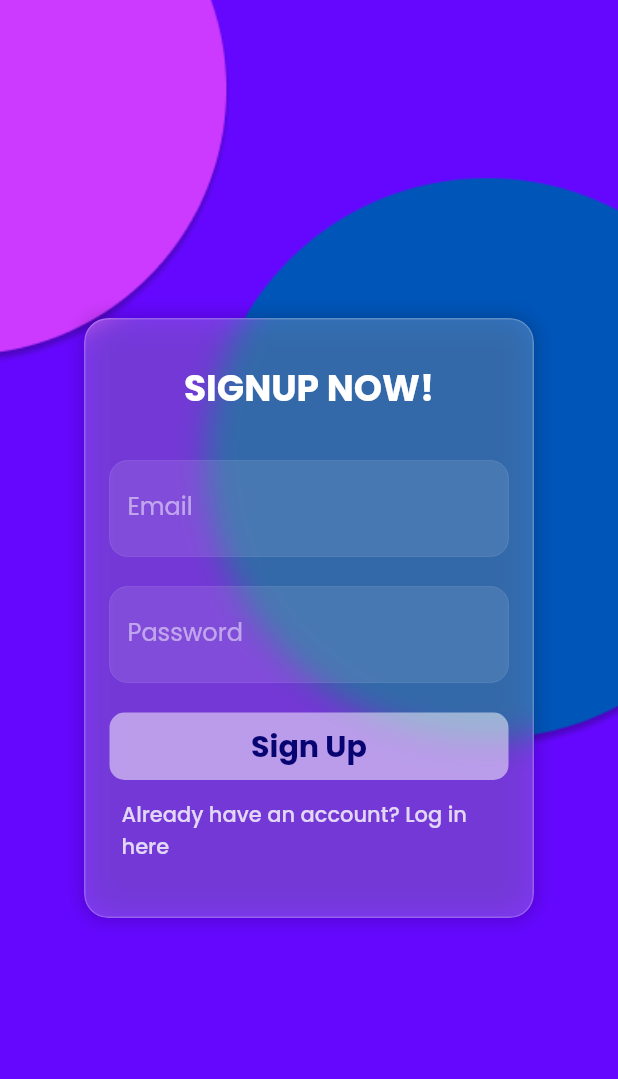
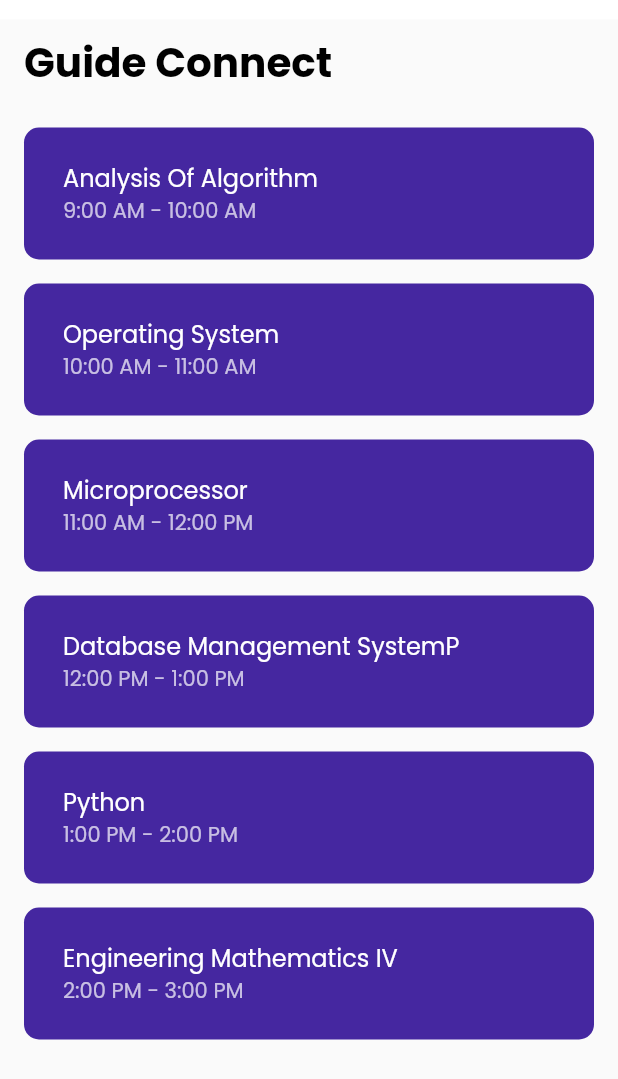
Before and after one commit to OneDvishal/Guide_connect, a Flutter app: the screen it shows after launch, on a phone screen of 412 x 824 dp. Shown: the top 1079 px of the screen. Run offline on Flutter 3.47's test engine with Material 2 defaults, Android fonts, the phone set to English and light mode, and no system bars; our stand-ins replace cloud_firestore, firebase_auth, firebase_core, google_fonts; accounts and stored records are empty.

Commit message:
- Added timetable

```diff
--- /dev/null
+++ b/lib/component/timetable.dart
@@ -0,0 +1,77 @@
+import 'package:flutter/material.dart';
+import 'package:google_fonts/google_fonts.dart';
+
+class TimeTableScreen extends StatelessWidget {
+  final List<String> times = [
+    '9:00 AM - 10:00 AM',
+    '10:00 AM - 11:00 AM',
+    '11:00 AM - 12:00 PM',
+    '12:00 PM - 1:00 PM',
+    '1:00 PM - 2:00 PM',
+    '2:00 PM - 3:00 PM',
+  ];
+
+  final List<String> subjects = [
+    'Analysis Of Algorithm',
+    'Operating System',
+    'Microprocessor',
+    'Database Management SystemP',
+    'Python',
+    'Engineering Mathematics IV',
+  ];
+
+  @override
+  Widget build(BuildContext context) {
+    return Padding(
+      padding: const EdgeInsets.only(top:13.0),
+      child: Scaffold(
+          appBar: AppBar(
+            backgroundColor: Colors.transparent,
+            elevation: 0,
+            title: Text(
+              "Guide Connect",
+              style: GoogleFonts.poppins(
+                fontSize: 27,
+                fontWeight: FontWeight.bold,
+                color: Colors.black,
+              ),
+            ),
+          ),
+          body: Padding(
+            padding: EdgeInsets.all(16),
+            child: ListView.separated(
+              itemCount: times.length,
+              separatorBuilder: (BuildContext context, int index) =>
+                  SizedBox(height: 16),
+              itemBuilder: (BuildContext context, int index) {
+                return Container(
+                  padding: EdgeInsets.symmetric(
+                      horizontal: 10,
+                      vertical: 8), //padding inbetween container and text
+                  decoration: BoxDecoration(
+                    color: Colors.deepPurple.shade800,
+                    borderRadius: BorderRadius.circular(10),
+                  ),
+                  child: ListTile(
+                    title: Text(
+                      subjects[index],
+                      style: TextStyle(
+                        color: Colors.white,
+                        fontFamily: 'Poppins',
+                      ),
+                    ),
+                    subtitle: Text(
+                      times[index],
+                      style: TextStyle(
+                        color: Colors.white.withOpacity(0.7),
+                        fontFamily: 'Poppins',
+                      ),
+                    ),
+                  ),
+                );
+              },
+            ),
+          )),
+    );
+  }
+}
--- a/lib/main.dart
+++ b/lib/main.dart
@@ -1,5 +1,6 @@
 import 'package:flutter/material.dart';
 import 'package:firebase_core/firebase_core.dart';
+import 'package:guideconnect/component/timetable.dart';
 import 'screen/RegisterScreen.dart';
 
 void main() async{
@@ -14,7 +15,7 @@ class MyApp extends StatelessWidget {
   Widget build(BuildContext context) {
     return MaterialApp(
       // routes,
-      home: RegisterScreen(),
+      home: TimeTableScreen(),
     );
   }
 }
```
